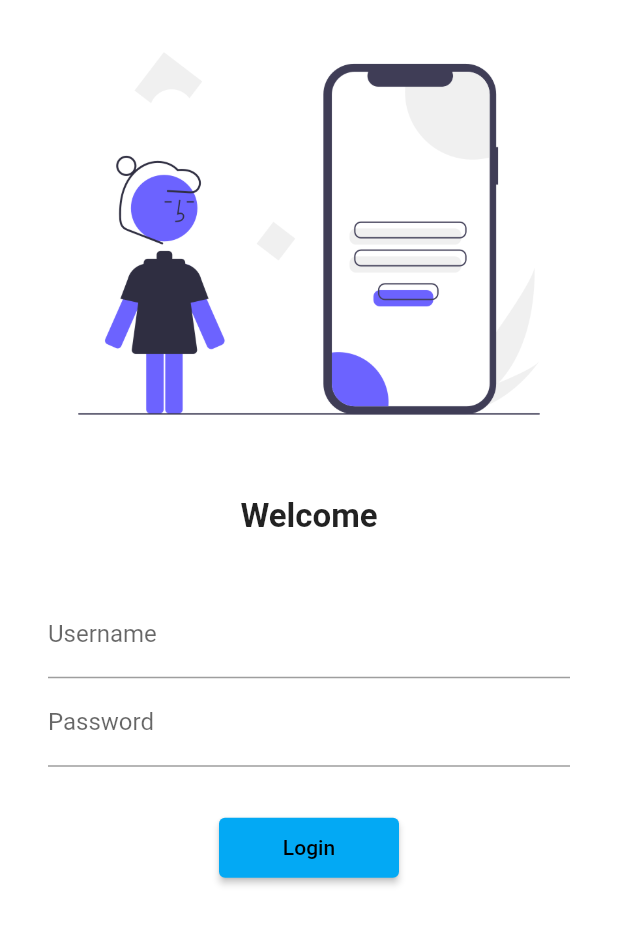
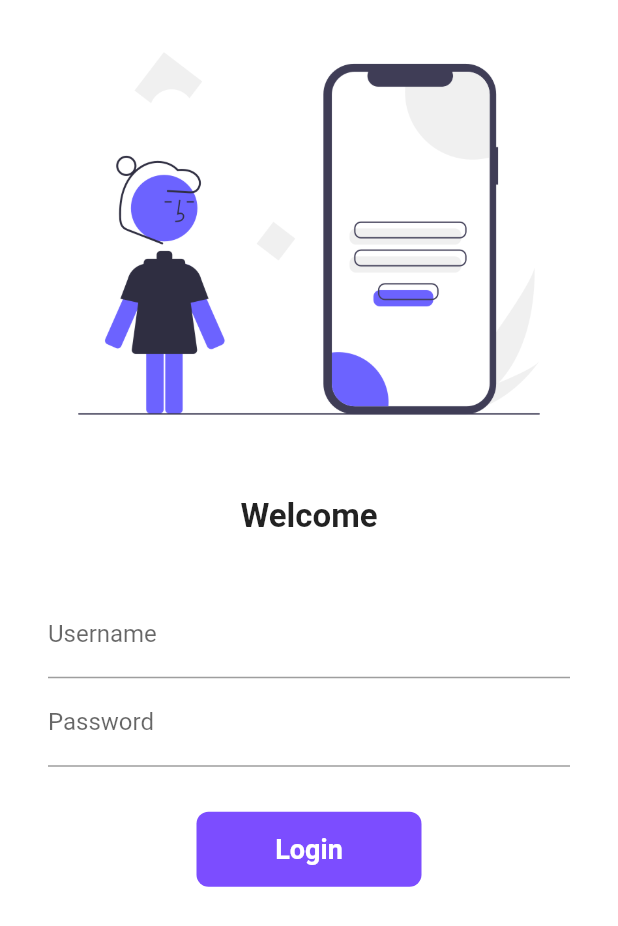
Before and after one commit to pankaj123-lang/flutter_first, a Flutter app: the screen it shows after launch, on a phone screen of 412 x 824 dp. Shown: the top 926 px of the screen. Run offline on Flutter 3.47's test engine with Material 2 defaults, Android fonts, the phone set to English and light mode, and no system bars; our stand-ins replace google_fonts.

Commit message:
Day 6 completed

```diff
--- a/lib/Pages/login_page.dart
+++ b/lib/Pages/login_page.dart
@@ -1,9 +1,15 @@
 import 'package:flutter/material.dart';
 import 'package:flutter_application_1/utils/routes.dart';
 
-class LoginPage extends StatelessWidget {
+class LoginPage extends StatefulWidget {
   // const LoginPage({Key? key}) : super(key: key);
 
+  @override
+  State<LoginPage> createState() => _LoginPageState();
+}
+
+class _LoginPageState extends State<LoginPage> {
+  bool changeButton = false;
   @override
   Widget build(BuildContext context) {
     return Material(
@@ -46,13 +52,44 @@ class LoginPage extends StatelessWidget {
                     SizedBox(
                       height: 30,
                     ),
-                    ElevatedButton(
-                      onPressed: () {
+                    InkWell(
+                      onTap: () async {
+                        setState(() {
+                          changeButton = true;
+                        });
+                        await Future.delayed(Duration(seconds: 1));
                         Navigator.pushNamed(context, MyRoutes.homeRoute);
                       },
-                      child: Text("Login"),
-                      style: TextButton.styleFrom(minimumSize: Size(120, 40)),
-                    ),
+                      child: AnimatedContainer(
+                        duration: Duration(seconds: 1),
+                        width: changeButton ? 50 : 150,
+                        height: 50,
+                        alignment: Alignment.center,
+                        child: changeButton
+                            ? Icon(
+                                Icons.done,
+                                color: Colors.white,
+                              )
+                            : Text(
+                                "Login",
+                                style: TextStyle(
+                                    color: Colors.white,
+                                    fontWeight: FontWeight.bold,
+                                    fontSize: 18),
+                              ),
+                        decoration: BoxDecoration(
+                            color: Colors.deepPurpleAccent,
+                            borderRadius:
+                                BorderRadius.circular(changeButton ? 50 : 8)),
+                      ),
+                    )
+                    // ElevatedButton(
+                    //   onPressed: () {
+                    //     Navigator.pushNamed(context, MyRoutes.homeRoute);
+                    //   },
+                    //   child: Text("Login"),
+                    //   style: TextButton.styleFrom(minimumSize: Size(120, 40)),
+                    // ),
                   ],
                 ),
               )
```
